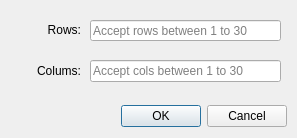
Old version of the form src/ui/wizEditorInsertTableForm.ui in the repository WizTeam/WizQTClient.
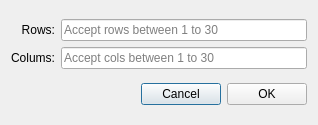
New version of the form.

Patch:
```diff
--- a/src/ui/wizEditorInsertTableForm.ui
+++ b/src/ui/wizEditorInsertTableForm.ui
@@ -6,38 +6,18 @@
    <rect>
     <x>0</x>
     <y>0</y>
-    <width>297</width>
-    <height>138</height>
+    <width>318</width>
+    <height>125</height>
    </rect>
   </property>
   <property name="windowTitle">
    <string>Insert Table</string>
   </property>
-  <widget class="QDialogButtonBox" name="buttonBox">
-   <property name="geometry">
-    <rect>
-     <x>36</x>
-     <y>100</y>
-     <width>251</width>
-     <height>32</height>
-    </rect>
-   </property>
-   <property name="orientation">
-    <enum>Qt::Horizontal</enum>
-   </property>
-   <property name="standardButtons">
-    <set>QDialogButtonBox::Cancel|QDialogButtonBox::Ok</set>
-   </property>
-  </widget>
+  <layout class="QVBoxLayout" name="verticalLayout">
+   <item>
+    <layout class="QGridLayout" name="gridLayout">
+     <item row="0" column="0">
   <widget class="QLabel" name="labelRows">
-   <property name="geometry">
-    <rect>
-     <x>10</x>
-     <y>20</y>
-     <width>71</width>
-     <height>20</height>
-    </rect>
-   </property>
    <property name="text">
     <string>Rows:</string>
    </property>
@@ -45,30 +25,14 @@
     <set>Qt::AlignRight|Qt::AlignTrailing|Qt::AlignVCenter</set>
    </property>
   </widget>
-  <widget class="QLabel" name="labelCols">
-   <property name="geometry">
-    <rect>
-     <x>10</x>
-     <y>60</y>
-     <width>71</width>
-     <height>21</height>
-    </rect>
-   </property>
-   <property name="text">
-    <string>Colums:</string>
-   </property>
-   <property name="alignment">
-    <set>Qt::AlignRight|Qt::AlignTrailing|Qt::AlignVCenter</set>
-   </property>
-  </widget>
+     </item>
+     <item row="0" column="1">
   <widget class="QLineEdit" name="editRows">
-   <property name="geometry">
-    <rect>
-     <x>90</x>
-     <y>20</y>
-     <width>191</width>
-     <height>21</height>
-    </rect>
+       <property name="minimumSize">
+        <size>
+         <width>0</width>
+         <height>22</height>
+        </size>
    </property>
    <property name="text">
     <string/>
@@ -77,14 +41,24 @@
     <string>Accept rows between 1 to 30</string>
    </property>
   </widget>
+     </item>
+     <item row="1" column="0">
+      <widget class="QLabel" name="labelCols">
+       <property name="text">
+        <string>Colums:</string>
+       </property>
+       <property name="alignment">
+        <set>Qt::AlignRight|Qt::AlignTrailing|Qt::AlignVCenter</set>
+       </property>
+      </widget>
+     </item>
+     <item row="1" column="1">
   <widget class="QLineEdit" name="editCols">
-   <property name="geometry">
-    <rect>
-     <x>90</x>
-     <y>60</y>
-     <width>191</width>
+       <property name="minimumSize">
+        <size>
+         <width>0</width>
      <height>22</height>
-    </rect>
+        </size>
    </property>
    <property name="text">
     <string/>
@@ -93,6 +67,41 @@
     <string>Accept cols between 1 to 30</string>
    </property>
   </widget>
+     </item>
+    </layout>
+   </item>
+   <item>
+    <layout class="QHBoxLayout" name="horizontalLayout">
+     <item>
+      <spacer name="horizontalSpacer">
+       <property name="orientation">
+        <enum>Qt::Horizontal</enum>
+       </property>
+       <property name="sizeHint" stdset="0">
+        <size>
+         <width>40</width>
+         <height>20</height>
+        </size>
+       </property>
+      </spacer>
+     </item>
+     <item>
+      <widget class="QPushButton" name="pushButton_cancel">
+       <property name="text">
+        <string>Cancel</string>
+       </property>
+      </widget>
+     </item>
+     <item>
+      <widget class="QPushButton" name="pushButton_ok">
+       <property name="text">
+        <string>OK</string>
+       </property>
+      </widget>
+     </item>
+    </layout>
+   </item>
+  </layout>
  </widget>
  <tabstops>
   <tabstop>editRows</tabstop>
```
Left out of the diff: 38 changed lines with no effect on the pictures. Lines whose indentation alone changed are shown as unchanged.
